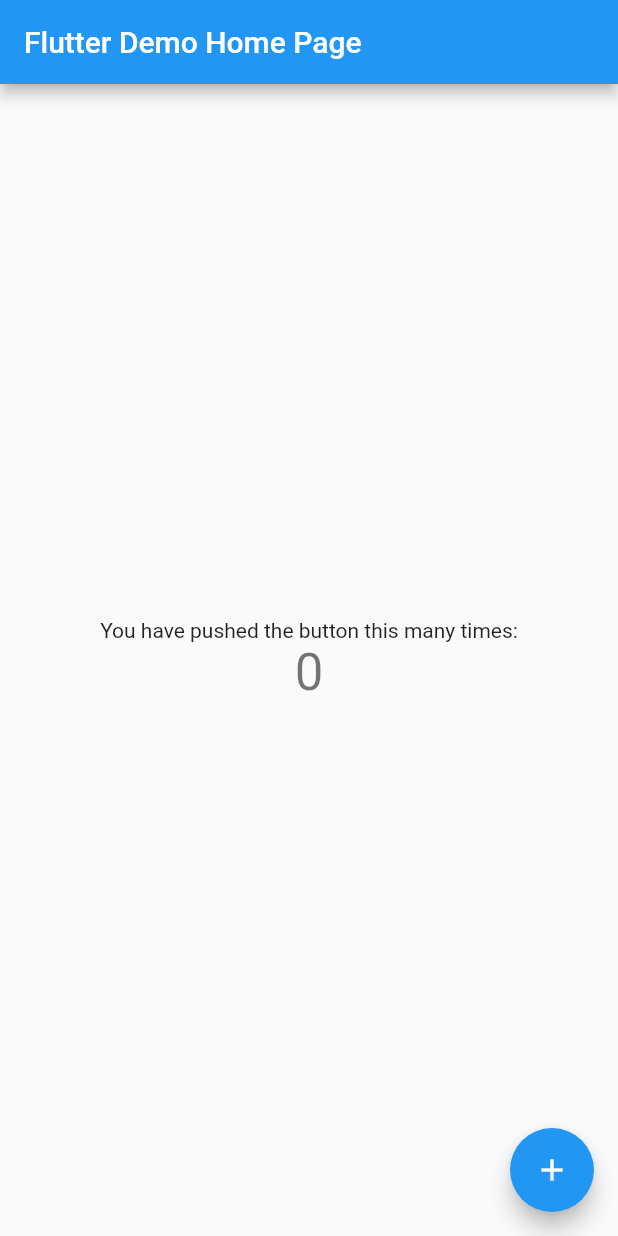
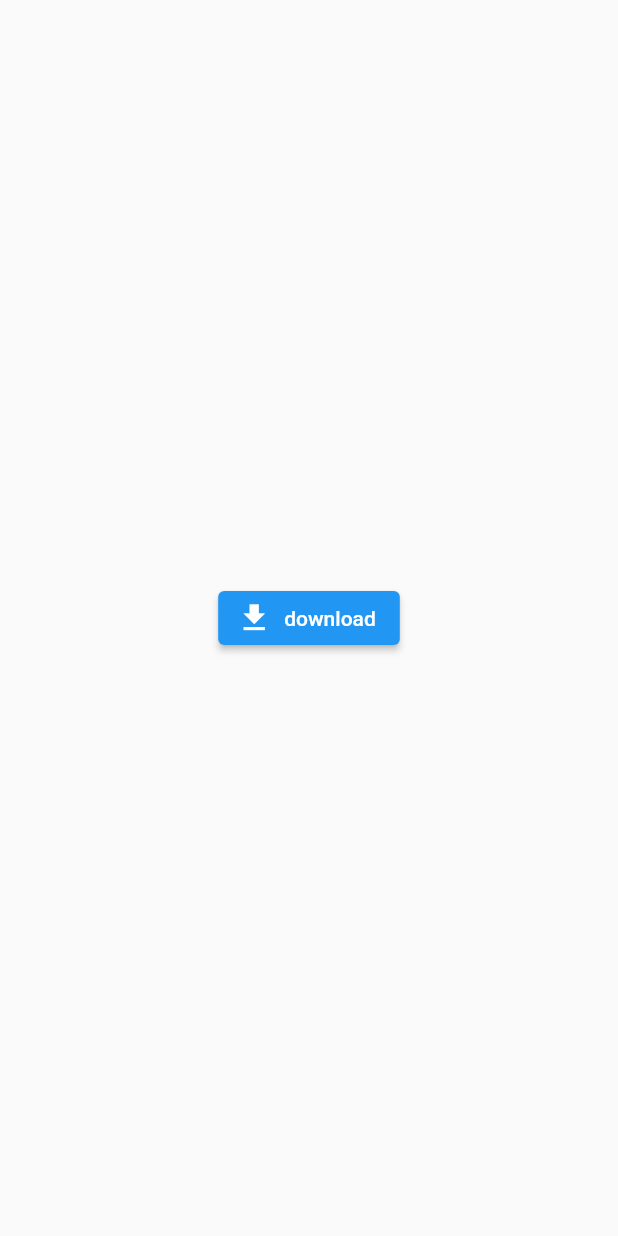
Before and after one commit to animeshxd/download_manager_method_channel, a Flutter app: the screen it shows after launch, on a phone screen of 412 x 824 dp. Run offline on Flutter 3.47's test engine with Material 2 defaults, Android fonts, the phone set to English and light mode, and no system bars.

Commit message:
MethodChannel  with  DownloadManager service

```diff
--- a/lib/main.dart
+++ b/lib/main.dart
@@ -1,4 +1,6 @@
 import 'package:flutter/material.dart';
+
+import 'downloader.dart';
 
 void main() {
   runApp(const MyApp());
@@ -11,105 +13,38 @@ class MyApp extends StatelessWidget {
   @override
   Widget build(BuildContext context) {
     return MaterialApp(
-      title: 'Flutter Demo',
+      title: 'DownloadManager MethodChannel',
       theme: ThemeData(
-        // This is the theme of your application.
-        //
-        // Try running your application with "flutter run". You'll see the
-        // application has a blue toolbar. Then, without quitting the app, try
-        // changing the primarySwatch below to Colors.green and then invoke
-        // "hot reload" (press "r" in the console where you ran "flutter run",
-        // or simply save your changes to "hot reload" in a Flutter IDE).
-        // Notice that the counter didn't reset back to zero; the application
-        // is not restarted.
         primarySwatch: Colors.blue,
       ),
-      home: const MyHomePage(title: 'Flutter Demo Home Page'),
+      home: const DownloadPage(),
     );
   }
 }
 
-class MyHomePage extends StatefulWidget {
-  const MyHomePage({super.key, required this.title});
-
-  // This widget is the home page of your application. It is stateful, meaning
-  // that it has a State object (defined below) that contains fields that affect
-  // how it looks.
-
-  // This class is the configuration for the state. It holds the values (in this
-  // case the title) provided by the parent (in this case the App widget) and
-  // used by the build method of the State. Fields in a Widget subclass are
-  // always marked "final".
-
-  final String title;
+class DownloadPage extends StatefulWidget {
+  const DownloadPage({Key? key}) : super(key: key);
 
   @override
-  State<MyHomePage> createState() => _MyHomePageState();
+  State<DownloadPage> createState() => _DownloadPageState();
 }
 
-class _MyHomePageState extends State<MyHomePage> {
-  int _counter = 0;
-
-  void _incrementCounter() {
-    setState(() {
-      // This call to setState tells the Flutter framework that something has
-      // changed in this State, which causes it to rerun the build method below
-      // so that the display can reflect the updated values. If we changed
-      // _counter without calling setState(), then the build method would not be
-      // called again, and so nothing would appear to happen.
-      _counter++;
-    });
-  }
-
+class _DownloadPageState extends State<DownloadPage> {
   @override
   Widget build(BuildContext context) {
-    // This method is rerun every time setState is called, for instance as done
-    // by the _incrementCounter method above.
-    //
-    // The Flutter framework has been optimized to make rerunning build methods
-    // fast, so that you can just rebuild anything that needs updating rather
-    // than having to individually change instances of widgets.
     return Scaffold(
-      appBar: AppBar(
-        // Here we take the value from the MyHomePage object that was created by
-        // the App.build method, and use it to set our appbar title.
-        title: Text(widget.title),
-      ),
       body: Center(
-        // Center is a layout widget. It takes a single child and positions it
-        // in the middle of the parent.
-        child: Column(
-          // Column is also a layout widget. It takes a list of children and
-          // arranges them vertically. By default, it sizes itself to fit its
-          // children horizontally, and tries to be as tall as its parent.
-          //
-          // Invoke "debug painting" (press "p" in the console, choose the
-          // "Toggle Debug Paint" action from the Flutter Inspector in Android
-          // Studio, or the "Toggle Debug Paint" command in Visual Studio Code)
-          // to see the wireframe for each widget.
-          //
-          // Column has various properties to control how it sizes itself and
-          // how it positions its children. Here we use mainAxisAlignment to
-          // center the children vertically; the main axis here is the vertical
-          // axis because Columns are vertical (the cross axis would be
-          // horizontal).
-          mainAxisAlignment: MainAxisAlignment.center,
-          children: <Widget>[
-            const Text(
-              'You have pushed the button this many times:',
-            ),
-            Text(
-              '$_counter',
-              style: Theme.of(context).textTheme.headlineMedium,
-            ),
-          ],
+        child: ElevatedButton.icon(
+          onPressed: () async {
+            await downloadFile(
+              url: 'http://192.168.0.154:8975/file/0',
+              filename: 'file.txt',
+            );
+          },
+          icon: const Icon(Icons.download),
+          label: const Text('download'),
         ),
       ),
-      floatingActionButton: FloatingActionButton(
-        onPressed: _incrementCounter,
-        tooltip: 'Increment',
-        child: const Icon(Icons.add),
-      ), // This trailing comma makes auto-formatting nicer for build methods.
     );
   }
 }
```
Also changed, not shown: lib/downloader.dart (added, +16 -0 lines), 4 other files.
